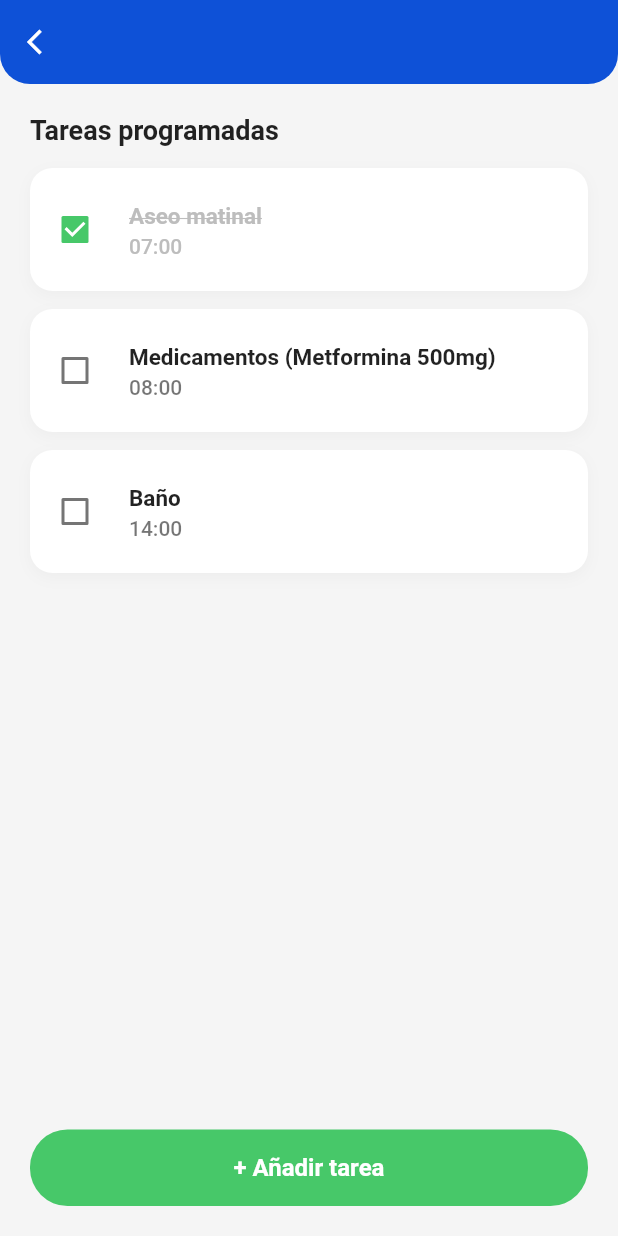
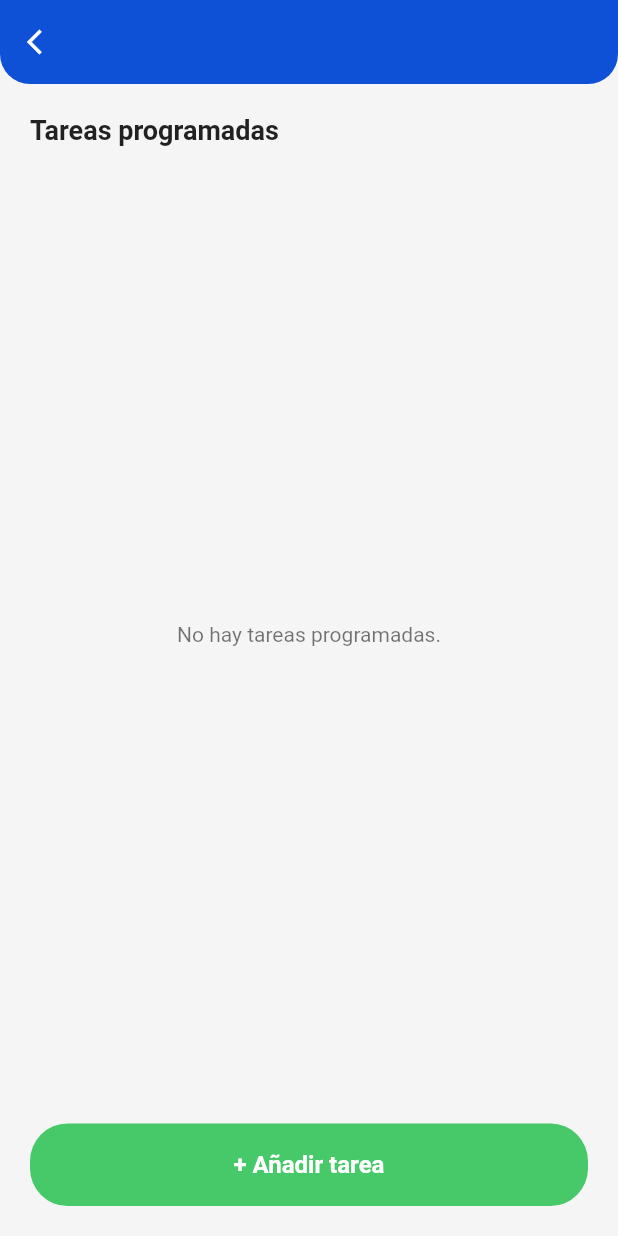
Before and after one commit to inna-m-f/Cuidapp, a Flutter app: the PatientDetailScreen screen opened directly with empty values, on a phone screen of 412 x 824 dp. Run offline on Flutter 3.47's test engine with Material 3 defaults, Android fonts, the phone set to English and light mode, and no system bars; our stand-ins replace cloud_firestore, firebase_auth, firebase_core; accounts and stored records are empty.

Commit message:
checklist de tareas en firestore

```diff
--- a/lib/services/database_service.dart
+++ b/lib/services/database_service.dart
@@ -3,8 +3,17 @@ import 'package:cloud_firestore/cloud_firestore.dart';
 class DatabaseService {
   final FirebaseFirestore _db = FirebaseFirestore.instance;
 
-  // Obtenemos un flujo constante (Stream) de la colección de pacientes
   Stream<QuerySnapshot> getPacientesStream() {
     return _db.collection('pacientes').snapshots();
   }
+
+  Stream<QuerySnapshot> getPatientTasksStream(String patientId) {
+    return _db.collection('pacientes').doc(patientId).collection('tareas').snapshots();
+  }
+
+  Future<void> updateTaskStatus(String patientId, String taskId, bool isCompleted) async {
+    await _db.collection('pacientes').doc(patientId).collection('tareas').doc(taskId).update({
+      'isCompleted': isCompleted,
+    });
+  }
 }
--- a/lib/ui/screens/patient_detail_screen.dart
+++ b/lib/ui/screens/patient_detail_screen.dart
@@ -1,27 +1,23 @@
 import 'package:flutter/material.dart';
+import 'package:cloud_firestore/cloud_firestore.dart';
 import '../../core/theme.dart';
+import '../../services/database_service.dart';
 
-class PatientDetailScreen extends StatefulWidget {
+class PatientDetailScreen extends StatelessWidget {
+  final String patientId; // <-- Recibimos el ID
   final String initials;
   final String name;
   final String details;
 
-  const PatientDetailScreen({
+  PatientDetailScreen({
     Key? key,
+    required this.patientId,
     required this.initials,
     required this.name,
     required this.details,
   }) : super(key: key);
 
-  @override
-  State<PatientDetailScreen> createState() => _PatientDetailScreenState();
-}
-
-class _PatientDetailScreenState extends State<PatientDetailScreen> {
-  // Estado simulado para las tareas de la maqueta
-  bool _aseoMatinal = true; // Simula una tarea ya completada
-  bool _medicamentos = false;
-  bool _bano = false;
+  final DatabaseService _dbService = DatabaseService();
 
   @override
   Widget build(BuildContext context) {
@@ -35,14 +31,8 @@ class _PatientDetailScreenState extends State<PatientDetailScreen> {
         title: Column(
           crossAxisAlignment: CrossAxisAlignment.start,
           children: [
-            Text(
-              widget.name,
-              style: const TextStyle(fontWeight: FontWeight.bold, color: AppTheme.white, fontSize: 18),
-            ),
-            Text(
-              widget.details,
-              style: const TextStyle(color: AppTheme.white, fontSize: 13, fontWeight: FontWeight.w400),
-            ),
+            Text(name, style: const TextStyle(fontWeight: FontWeight.bold, color: AppTheme.white, fontSize: 18)),
+            Text(details, style: const TextStyle(color: AppTheme.white, fontSize: 13, fontWeight: FontWeight.w400)),
           ],
         ),
         backgroundColor: AppTheme.blue,
@@ -59,36 +49,49 @@ class _PatientDetailScreenState extends State<PatientDetailScreen> {
             ),
             const SizedBox(height: 15),
 
-            // Lista de Tareas
+            // Lista de Tareas Reactiva
             Expanded(
-              child: ListView(
-                children: [
-                  _buildTaskTile('Aseo matinal', '07:00', _aseoMatinal, (val) {
-                    setState(() => _aseoMatinal = val ?? false);
-                  }),
-                  const SizedBox(height: 12),
-                  _buildTaskTile('Medicamentos (Metformina 500mg)', '08:00', _medicamentos, (val) {
-                    setState(() => _medicamentos = val ?? false);
-                  }),
-                  const SizedBox(height: 12),
-                  _buildTaskTile('Baño', '14:00', _bano, (val) {
-                    setState(() => _bano = val ?? false);
-                  }),
-                ],
+              child: StreamBuilder<QuerySnapshot>(
+                stream: _dbService.getPatientTasksStream(patientId),
+                builder: (context, snapshot) {
+                  if (snapshot.connectionState == ConnectionState.waiting) {
+                    return const Center(child: CircularProgressIndicator(color: AppTheme.blue));
+                  }
+                  if (snapshot.hasError) {
+                    return const Center(child: Text('Error al cargar las tareas', style: TextStyle(color: Colors.red)));
+                  }
+                  if (!snapshot.hasData || snapshot.data!.docs.isEmpty) {
+                    return const Center(child: Text('No hay tareas programadas.', style: TextStyle(color: Colors.black54)));
+                  }
+
+                  return ListView.separated(
+                    itemCount: snapshot.data!.docs.length,
+                    separatorBuilder: (context, index) => const SizedBox(height: 12),
+                    itemBuilder: (context, index) {
+                      var taskDoc = snapshot.data!.docs[index];
+                      var taskData = taskDoc.data() as Map<String, dynamic>;
+
+                      String taskId = taskDoc.id;
+                      String title = taskData['title'] ?? 'Tarea sin título';
+                      String time = taskData['time'] ?? '--:--';
+                      bool isCompleted = taskData['isCompleted'] ?? false;
+
+                      return _buildTaskTile(taskId, title, time, isCompleted);
+                    },
+                  );
+                },
               ),
             ),
 
-            // Botón Añadir Tarea
+            const SizedBox(height: 15),
             SizedBox(
               width: double.infinity,
+              height: 55,
               child: ElevatedButton(
                 onPressed: () {
-                  // TODO: Lógica para agregar tarea
+                  // TODO: Lógica para agregar tarea (Próximo hito)
                 },
-                child: const Text(
-                  '+ Añadir tarea',
-                  style: TextStyle(fontSize: 16, fontWeight: FontWeight.bold),
-                ),
+                child: const Text('+ Añadir tarea', style: TextStyle(fontSize: 16, fontWeight: FontWeight.bold)),
               ),
             ),
           ],
@@ -97,23 +100,24 @@ class _PatientDetailScreenState extends State<PatientDetailScreen> {
     );
   }
 
-  // Componente reutilizable para cada tarea de la lista
-  Widget _buildTaskTile(String title, String time, bool isChecked, ValueChanged<bool?> onChanged) {
+  // Componente de tarea actualizado para interactuar directamente con Firestore
+  Widget _buildTaskTile(String taskId, String title, String time, bool isChecked) {
     return Container(
       decoration: BoxDecoration(
         color: AppTheme.white,
         borderRadius: BorderRadius.circular(15),
         boxShadow: [
-          BoxShadow(
-            color: Colors.black.withOpacity(0.03),
-            blurRadius: 8,
-            offset: const Offset(0, 3),
-          ),
+          BoxShadow(color: Colors.black.withOpacity(0.03), blurRadius: 8, offset: const Offset(0, 3)),
         ],
       ),
       child: CheckboxListTile(
         value: isChecked,
-        onChanged: onChanged,
+        onChanged: (bool? newValue) {
+          if (newValue != null) {
+            // Actualización directa a la base de datos
+            _dbService.updateTaskStatus(patientId, taskId, newValue);
+          }
+        },
         activeColor: AppTheme.green,
         checkColor: AppTheme.white,
         title: Text(
```
Also changed, not shown: lib/ui/screens/home_screen.dart (+6 -3 lines).
